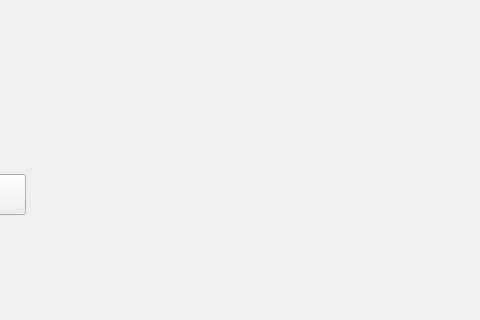
radzevich/Stream_cipher, file mainwindow.ui: the form before one commit; both pictures show x 275 to 755 and y 173 to 493 of the 856 by 493 pixel window.
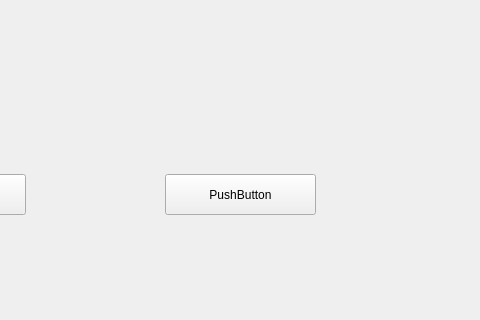
The form after the commit.

```diff
--- a/mainwindow.ui
+++ b/mainwindow.ui
@@ -33,6 +33,19 @@
      <string>Open file</string>
     </property>
    </widget>
+   <widget class="QPushButton" name="pushButton_2">
+    <property name="geometry">
+     <rect>
+      <x>440</x>
+      <y>330</y>
+      <width>151</width>
+      <height>41</height>
+     </rect>
+    </property>
+    <property name="text">
+     <string>PushButton</string>
+    </property>
+   </widget>
   </widget>
   <widget class="QMenuBar" name="menuBar">
    <property name="geometry">
```
